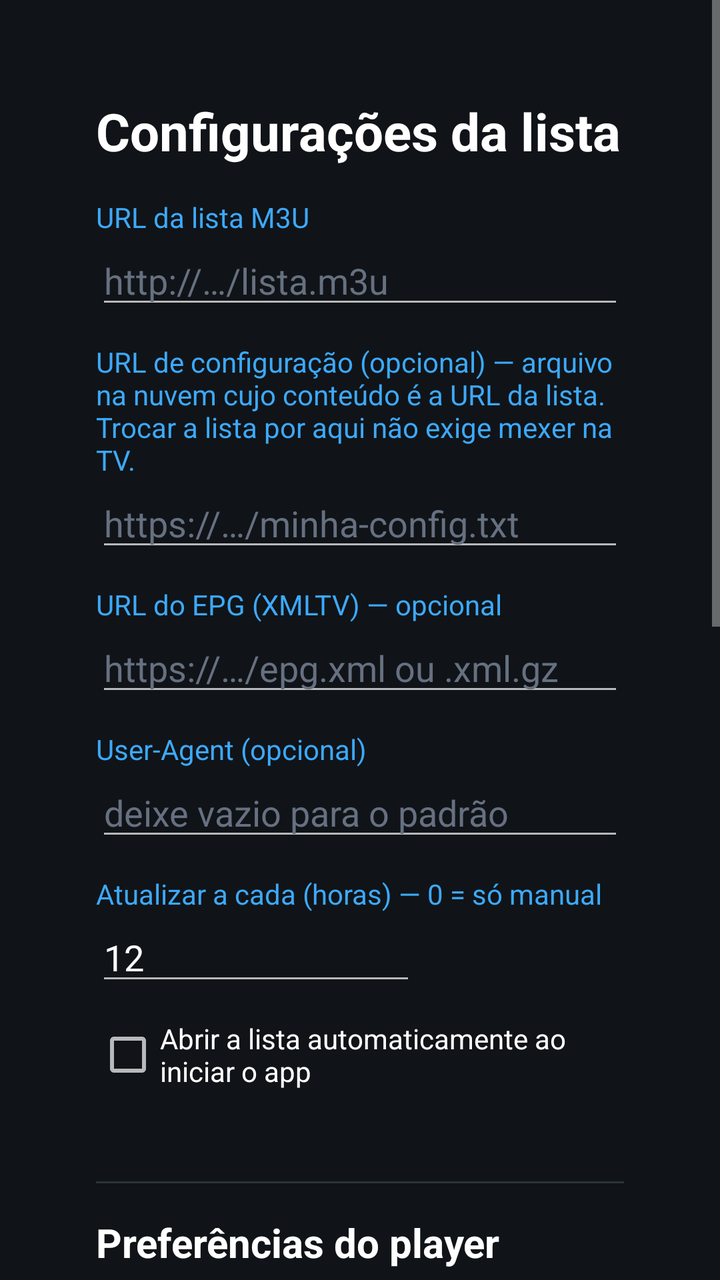
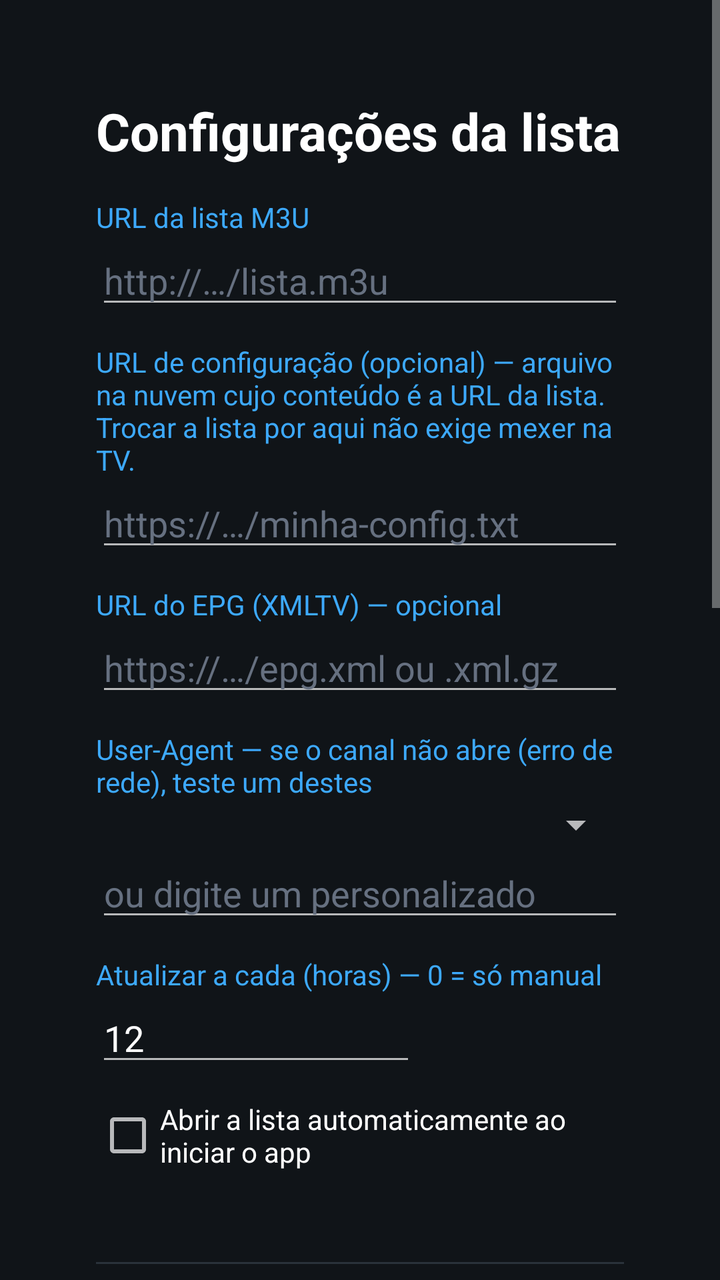

Compare the two renders of this Android layout. The source of the first and the diff that turns it into the second are given below.
<!-- AndroidManifest.xml: activity theme Theme.Player -->
<!-- res/layout/activity_settings.xml -->
<?xml version="1.0" encoding="utf-8"?>
<ScrollView xmlns:android="http://schemas.android.com/apk/res/android"
    android:layout_width="match_parent"
    android:layout_height="match_parent"
    android:background="#101418"
    android:fillViewport="true">

    <LinearLayout
        android:layout_width="match_parent"
        android:layout_height="wrap_content"
        android:orientation="vertical"
        android:padding="48dp">

        <TextView
            android:layout_width="wrap_content"
            android:layout_height="wrap_content"
            android:text="Configurações da lista"
            android:textColor="#FFFFFF"
            android:textSize="26sp"
            android:textStyle="bold" />

        <TextView
            android:layout_width="wrap_content"
            android:layout_height="wrap_content"
            android:layout_marginTop="16dp"
            android:text="URL da lista M3U"
            android:textColor="#3DA9FC" />

        <EditText
            android:id="@+id/set_url"
            android:layout_width="match_parent"
            android:layout_height="wrap_content"
            android:hint="http://…/lista.m3u"
            android:inputType="textUri"
            android:singleLine="true"
            android:textColor="#FFFFFF"
            android:textColorHint="#667080" />

        <TextView
            android:layout_width="wrap_content"
            android:layout_height="wrap_content"
            android:layout_marginTop="12dp"
            android:text="URL de configuração (opcional) — arquivo na nuvem cujo conteúdo é a URL da lista. Trocar a lista por aqui não exige mexer na TV."
            android:textColor="#3DA9FC" />

        <EditText
            android:id="@+id/set_config"
            android:layout_width="match_parent"
            android:layout_height="wrap_content"
            android:hint="https://…/minha-config.txt"
            android:inputType="textUri"
            android:singleLine="true"
            android:textColor="#FFFFFF"
            android:textColorHint="#667080" />

        <TextView
            android:layout_width="wrap_content"
            android:layout_height="wrap_content"
            android:layout_marginTop="12dp"
            android:text="URL do EPG (XMLTV) — opcional"
            android:textColor="#3DA9FC" />

        <EditText
            android:id="@+id/set_epg"
            android:layout_width="match_parent"
            android:layout_height="wrap_content"
            android:hint="https://…/epg.xml ou .xml.gz"
            android:inputType="textUri"
            android:singleLine="true"
            android:textColor="#FFFFFF"
            android:textColorHint="#667080" />

        <TextView
            android:layout_width="wrap_content"
            android:layout_height="wrap_content"
            android:layout_marginTop="12dp"
            android:text="User-Agent (opcional)"
            android:textColor="#3DA9FC" />

        <EditText
            android:id="@+id/set_ua"
            android:layout_width="match_parent"
            android:layout_height="wrap_content"
            android:hint="deixe vazio para o padrão"
            android:inputType="text"
            android:singleLine="true"
            android:textColor="#FFFFFF"
            android:textColorHint="#667080" />

        <TextView
            android:layout_width="wrap_content"
            android:layout_height="wrap_content"
            android:layout_marginTop="12dp"
            android:text="Atualizar a cada (horas) — 0 = só manual"
            android:textColor="#3DA9FC" />

        <EditText
            android:id="@+id/set_refresh"
            android:layout_width="160dp"
            android:layout_height="wrap_content"
            android:inputType="number"
            android:singleLine="true"
            android:text="12"
            android:textColor="#FFFFFF" />

        <CheckBox
            android:id="@+id/set_auto"
            android:layout_width="wrap_content"
            android:layout_height="wrap_content"
            android:layout_marginTop="12dp"
            android:text="Abrir a lista automaticamente ao iniciar o app"
            android:textColor="#FFFFFF" />

        <TextView
            android:id="@+id/set_info"
            android:layout_width="wrap_content"
            android:layout_height="wrap_content"
            android:layout_marginTop="8dp"
            android:textColor="#9AA4AE"
            android:textSize="13sp" />

        <View
            android:layout_width="match_parent"
            android:layout_height="1dp"
            android:layout_marginTop="20dp"
            android:background="#2A323A" />

        <TextView
            android:layout_width="wrap_content"
            android:layout_height="wrap_content"
            android:layout_marginTop="16dp"
            android:text="Preferências do player"
            android:textColor="#FFFFFF"
            android:textSize="20sp"
            android:textStyle="bold" />

        <TextView android:layout_width="wrap_content" android:layout_height="wrap_content"
            android:layout_marginTop="12dp" android:text="Áudio preferido (dublado/original)" android:textColor="#3DA9FC" />
        <Spinner android:id="@+id/set_audio_lang" android:layout_width="match_parent" android:layout_height="wrap_content" />

        <TextView android:layout_width="wrap_content" android:layout_height="wrap_content"
            android:layout_marginTop="12dp" android:text="Legenda preferida" android:textColor="#3DA9FC" />
        <Spinner android:id="@+id/set_sub_lang" android:layout_width="match_parent" android:layout_height="wrap_content" />

        <TextView android:layout_width="wrap_content" android:layout_height="wrap_content"
            android:layout_marginTop="12dp" android:text="Tamanho da legenda" android:textColor="#3DA9FC" />
        <Spinner android:id="@+id/set_sub_size" android:layout_width="match_parent" android:layout_height="wrap_content" />

        <TextView android:layout_width="wrap_content" android:layout_height="wrap_content"
            android:layout_marginTop="12dp" android:text="Aspecto padrão" android:textColor="#3DA9FC" />
        <Spinner android:id="@+id/set_aspect" android:layout_width="match_parent" android:layout_height="wrap_content" />

        <TextView android:layout_width="wrap_content" android:layout_height="wrap_content"
            android:layout_marginTop="12dp" android:text="Qualidade da conexão (início mais alto)" android:textColor="#3DA9FC" />
        <Spinner android:id="@+id/set_conn" android:layout_width="match_parent" android:layout_height="wrap_content" />

        <CheckBox android:id="@+id/set_force_max" android:layout_width="wrap_content" android:layout_height="wrap_content"
            android:layout_marginTop="12dp" android:text="Travar sempre na máxima qualidade" android:textColor="#FFFFFF" />
        <CheckBox android:id="@+id/set_resume" android:layout_width="wrap_content" android:layout_height="wrap_content"
            android:text="Continuar de onde parou" android:textColor="#FFFFFF" />
        <CheckBox android:id="@+id/set_retry" android:layout_width="wrap_content" android:layout_height="wrap_content"
            android:text="Reconectar automaticamente em falha" android:textColor="#FFFFFF" />

        <LinearLayout
            android:layout_width="match_parent"
            android:layout_height="wrap_content"
            android:layout_marginTop="20dp"
            android:orientation="horizontal">

            <Button
                android:id="@+id/set_save"
                android:layout_width="wrap_content"
                android:layout_height="wrap_content"
                android:text="Salvar" />

            <Button
                android:id="@+id/set_load_now"
                android:layout_width="wrap_content"
                android:layout_height="wrap_content"
                android:layout_marginStart="12dp"
                android:text="Carregar agora" />

            <Button
                android:id="@+id/set_clear_cache"
                android:layout_width="wrap_content"
                android:layout_height="wrap_content"
                android:layout_marginStart="12dp"
                android:text="Limpar cache" />
        </LinearLayout>
    </LinearLayout>
</ScrollView>
<!-- resources referenced by this layout -->
<resources>
  <style name="Theme.Player" parent="Theme.AppCompat.NoActionBar">
          <item name="android:windowNoTitle">true</item>
          <item name="android:windowFullscreen">true</item>
          <item name="android:windowBackground">@android:color/black</item>
      </style>
</resources>

<!-- the commit's change to res/layout/activity_settings.xml (unified diff, before → after) -->
@@ -74,14 +74,19 @@
             android:layout_width="wrap_content"
             android:layout_height="wrap_content"
             android:layout_marginTop="12dp"
-            android:text="User-Agent (opcional)"
+            android:text="User-Agent — se o canal não abre (erro de rede), teste um destes"
             android:textColor="#3DA9FC" />
+
+        <Spinner
+            android:id="@+id/set_ua_preset"
+            android:layout_width="match_parent"
+            android:layout_height="wrap_content" />
 
         <EditText
             android:id="@+id/set_ua"
             android:layout_width="match_parent"
             android:layout_height="wrap_content"
-            android:hint="deixe vazio para o padrão"
+            android:hint="ou digite um personalizado"
             android:inputType="text"
             android:singleLine="true"
             android:textColor="#FFFFFF"
